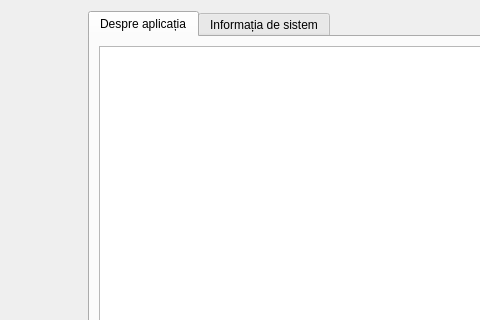
First picture: the form in data/about.ui, repository debalex77/USG, before the edit; both pictures show x 202 to 682 and y 0 to 320 of the 897 by 442 pixel window.
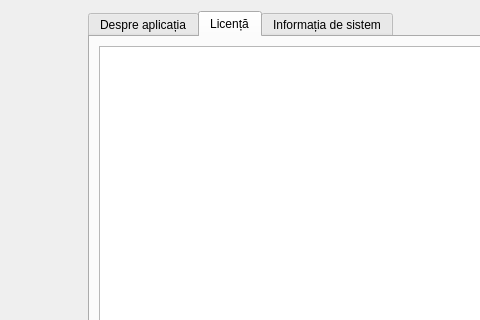
Second picture: the form after the edit. The open tabs and pages were chosen to show the change. Icons and pictures are not drawn.

Commit message: add text licenses

Patch:
```diff
--- a/data/about.ui
+++ b/data/about.ui
@@ -57,6 +57,16 @@
        </item>
       </layout>
      </widget>
+     <widget class="QWidget" name="tab_3">
+      <attribute name="title">
+       <string>Licență</string>
+      </attribute>
+      <layout class="QGridLayout" name="gridLayout_5">
+       <item row="0" column="0">
+        <widget class="QTextBrowser" name="textBrowser_licenses"/>
+       </item>
+      </layout>
+     </widget>
      <widget class="QWidget" name="tab_2">
       <attribute name="title">
        <string>Informația de sistem</string>
```
Left out of the diff: 2 changed lines with no effect on the pictures. The commit also changes 1 other file.
